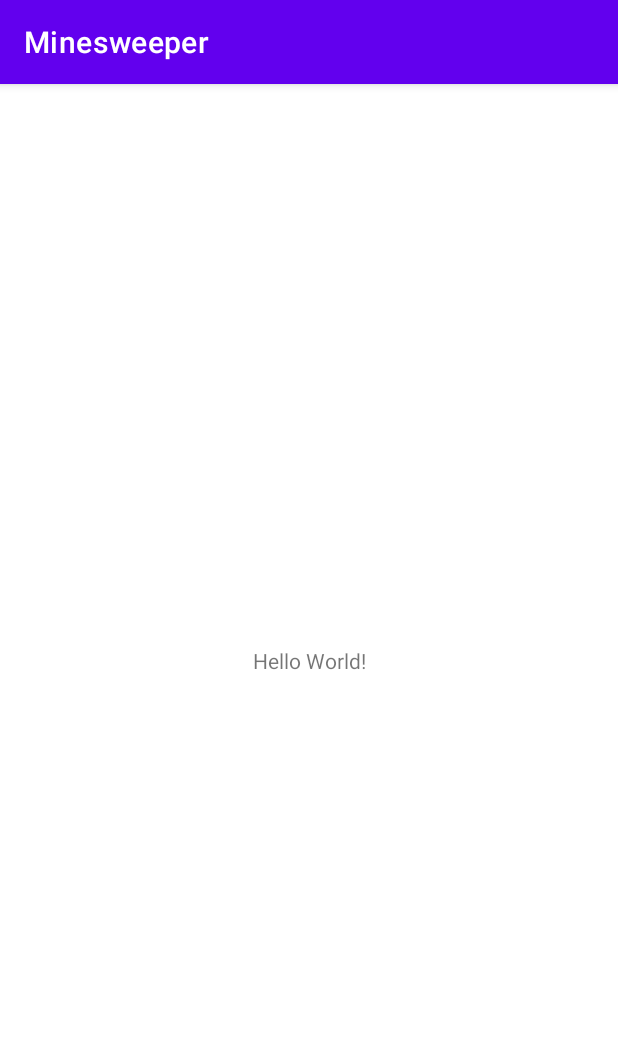
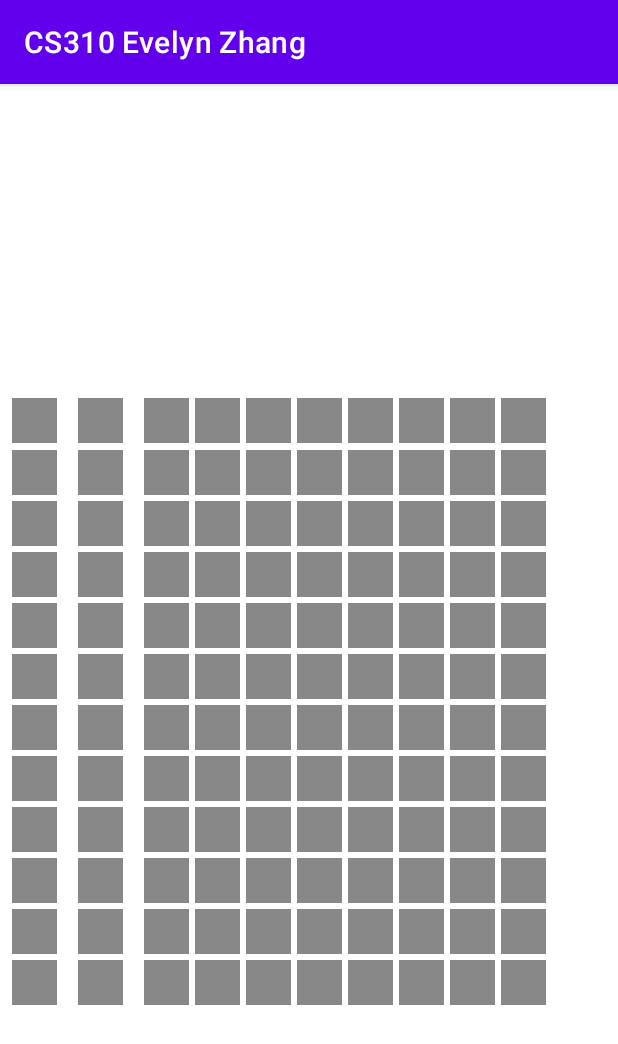
Before and after one commit to evey-zhang/MinesweeperAndroid, an Android app: the screen it shows after launch (MainActivity), on a phone screen of 412 x 824 dp. Shown: the top 1044 px of the screen. Run offline under Robolectric (Android 15) with nearby library versions, the phone set to English and light mode, and no system bars.

Commit message:
Grid Implementation

```diff
--- a/app/build.gradle
+++ b/app/build.gradle
@@ -3,7 +3,7 @@ plugins {
 }
 
 android {
-    compileSdk 32
+    compileSdk 34
 
     defaultConfig {
         applicationId "com.example.minesweeper"
@@ -32,6 +32,7 @@ dependencies {
     implementation 'androidx.appcompat:appcompat:1.6.1'
     implementation 'com.google.android.material:material:1.9.0'
     implementation 'androidx.constraintlayout:constraintlayout:2.1.4'
+    implementation 'androidx.gridlayout:gridlayout:1.0.0'
     testImplementation 'junit:junit:4.13.2'
     androidTestImplementation 'androidx.test.ext:junit:1.1.5'
     androidTestImplementation 'androidx.test.espresso:espresso-core:3.5.1'
--- a/app/src/main/java/com/example/minesweeper/MainActivity.java
+++ b/app/src/main/java/com/example/minesweeper/MainActivity.java
@@ -1,14 +1,80 @@
 package com.example.minesweeper;
 
 import androidx.appcompat.app.AppCompatActivity;
+import androidx.gridlayout.widget.GridLayout;
 
+import android.content.res.Resources;
+import android.graphics.Color;
 import android.os.Bundle;
+import android.view.View;
+import android.widget.TextView;
+
+
+import java.util.ArrayList;
 
 public class MainActivity extends AppCompatActivity {
+    //INSTANTIATION OF VARIABLES
+    private static final int COLUMN_COUNT = 10;
+
+    private ArrayList<TextView> cell_tvs;
+    private int dpToPixel(int dp) {
+        float density = Resources.getSystem().getDisplayMetrics().density;
+        return Math.round(dp * density);
+    }
+
 
     @Override
     protected void onCreate(Bundle savedInstanceState) {
         super.onCreate(savedInstanceState);
         setContentView(R.layout.activity_main);
+
+        //array to store each cell
+        cell_tvs = new ArrayList<TextView>();
+
+        //make the grid
+        GridLayout grid = (GridLayout) findViewById(R.id.gridLayout01);
+        for (int i = 0; i < 12; i++) {
+            for (int j = 0; j < 10; j++) {
+                TextView tv = new TextView(this);
+                tv.setHeight(dpToPixel(30));
+                tv.setWidth(dpToPixel(30));
+                tv.setTextSize(23);//dpToPixel(32) );
+                tv.setTextAlignment(TextView.TEXT_ALIGNMENT_CENTER);
+                tv.setTextColor(Color.GRAY);
+                tv.setBackgroundColor(Color.GRAY);
+                tv.setOnClickListener(this::onClickTV);
+
+                GridLayout.LayoutParams lp = new GridLayout.LayoutParams();
+                lp.setMargins(dpToPixel(2), dpToPixel(2), dpToPixel(2), dpToPixel(2));
+                lp.rowSpec = GridLayout.spec(i);
+                lp.columnSpec = GridLayout.spec(j);
+
+                grid.addView(tv, lp);
+
+                cell_tvs.add(tv);
+            }
+        }
+    }
+    private int findIndexOfCellTextView(TextView tv) {
+        for (int n=0; n<cell_tvs.size(); n++) {
+            if (cell_tvs.get(n) == tv)
+                return n;
+        }
+        return -1;
+    }
+
+    public void onClickTV(View view){
+        TextView tv = (TextView) view;
+        int n = findIndexOfCellTextView(tv);
+        int i = n/COLUMN_COUNT;
+        int j = n%COLUMN_COUNT;
+        tv.setText(String.valueOf(i)+String.valueOf(j));
+        if (tv.getCurrentTextColor() == Color.GRAY) {
+            tv.setTextColor(Color.GREEN);
+            tv.setBackgroundColor(Color.parseColor("lime"));
+        }else {
+            tv.setTextColor(Color.GRAY);
+            tv.setBackgroundColor(Color.LTGRAY);
+        }
     }
 }
--- a/app/src/main/res/layout/activity_main.xml
+++ b/app/src/main/res/layout/activity_main.xml
@@ -6,13 +6,70 @@
     android:layout_height="match_parent"
     tools:context=".MainActivity">
 
-    <TextView
-        android:layout_width="wrap_content"
-        android:layout_height="wrap_content"
-        android:text="Hello World!"
+<!--    <TextView-->
+<!--        android:layout_width="wrap_content"-->
+<!--        android:layout_height="wrap_content"-->
+<!--        android:text="Hello World!"-->
+<!--        app:layout_constraintBottom_toBottomOf="parent"-->
+<!--        app:layout_constraintEnd_toEndOf="parent"-->
+<!--        app:layout_constraintStart_toStartOf="parent"-->
+<!--        app:layout_constraintTop_toTopOf="parent" />-->
+
+
+    <androidx.gridlayout.widget.GridLayout
+        android:id="@+id/gridLayout01"
+        android:layout_width="400dp"
+        android:layout_height="480dp"
+        android:layout_gravity="center"
+        android:layout_marginStart="32dp"
+        android:layout_marginTop="32dp"
+        android:layout_marginEnd="32dp"
+        android:layout_marginBottom="32dp"
+        app:columnCount="10"
         app:layout_constraintBottom_toBottomOf="parent"
         app:layout_constraintEnd_toEndOf="parent"
         app:layout_constraintStart_toStartOf="parent"
-        app:layout_constraintTop_toTopOf="parent" />
+        app:layout_constraintTop_toTopOf="parent"
+        app:layout_constraintVertical_bias="0.74"
+        app:rowCount="12">
+
+
+        <TextView
+            android:id="@+id/textView00"
+            android:layout_width="wrap_content"
+            android:layout_height="wrap_content"
+            android:layout_marginStart="2dp"
+            android:layout_marginTop="2dp"
+            android:layout_marginEnd="2dp"
+            android:layout_marginBottom="2dp"
+            android:width="40dp"
+            android:height="40dp"
+            android:text="@string/flag"
+            android:textAlignment="center"
+            android:textSize="32sp"
+            app:layout_column="0"
+            app:layout_row="0" />
+
+        <TextView
+            android:id="@+id/textView01"
+            android:layout_width="wrap_content"
+            android:layout_height="wrap_content"
+            android:layout_marginStart="2dp"
+            android:layout_marginTop="2dp"
+            android:layout_marginEnd="2dp"
+            android:layout_marginBottom="2dp"
+            android:width="40dp"
+            android:height="40dp"
+            android:text="@string/mine"
+            android:textAlignment="center"
+            android:textSize="32sp"
+            app:layout_column="1"
+            app:layout_row="0" />
+
+
+
+    </androidx.gridlayout.widget.GridLayout>
+
+
 
 </androidx.constraintlayout.widget.ConstraintLayout>
--- a/app/src/main/res/values/strings.xml
+++ b/app/src/main/res/values/strings.xml
@@ -1,3 +1,8 @@
 <resources>
-    <string name="app_name">Minesweeper</string>
+    <string name="app_name">CS310                         Evelyn Zhang</string>
+    <string name="student_name">Evelyn Zhang</string>
+    <string name="clock">\uD83D\uDD53</string>
+    <string name="flag">\uD83D\uDEA9</string>
+    <string name="mine">\uD83D\uDCA3</string>
+    <string name="pick">\u26CF</string>
 </resources>
```
